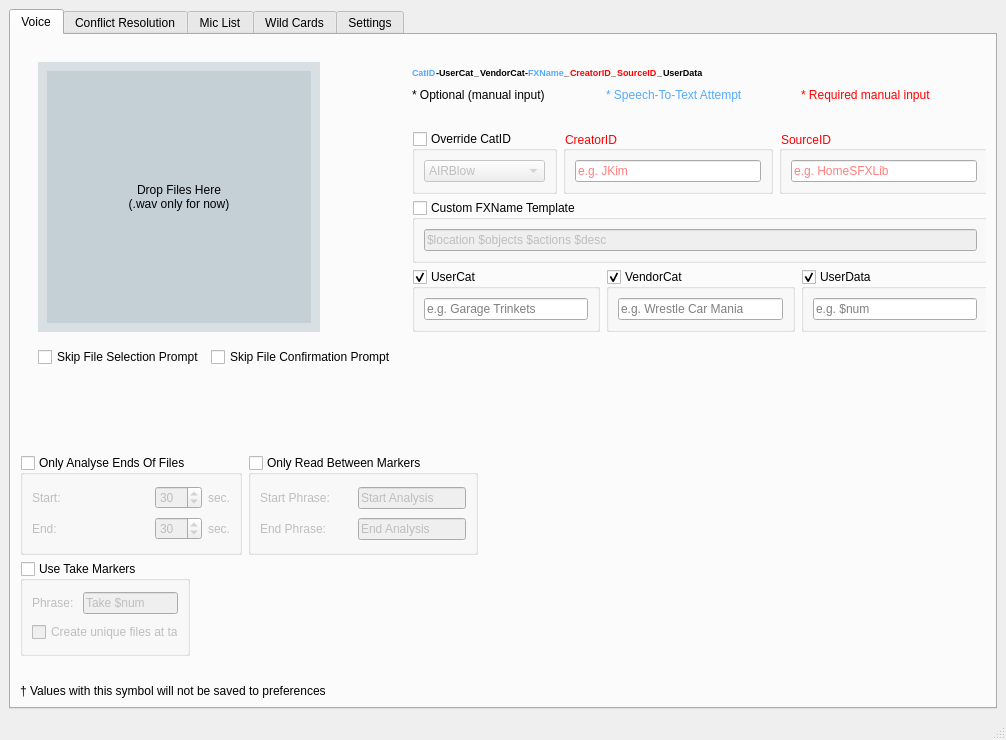
Old version of the form UCS Voice Naming Tool/src/ui/gui/MainWindow.ui in the repository SoundsLikeJonny/UCS-Voice-Naming-Tool.
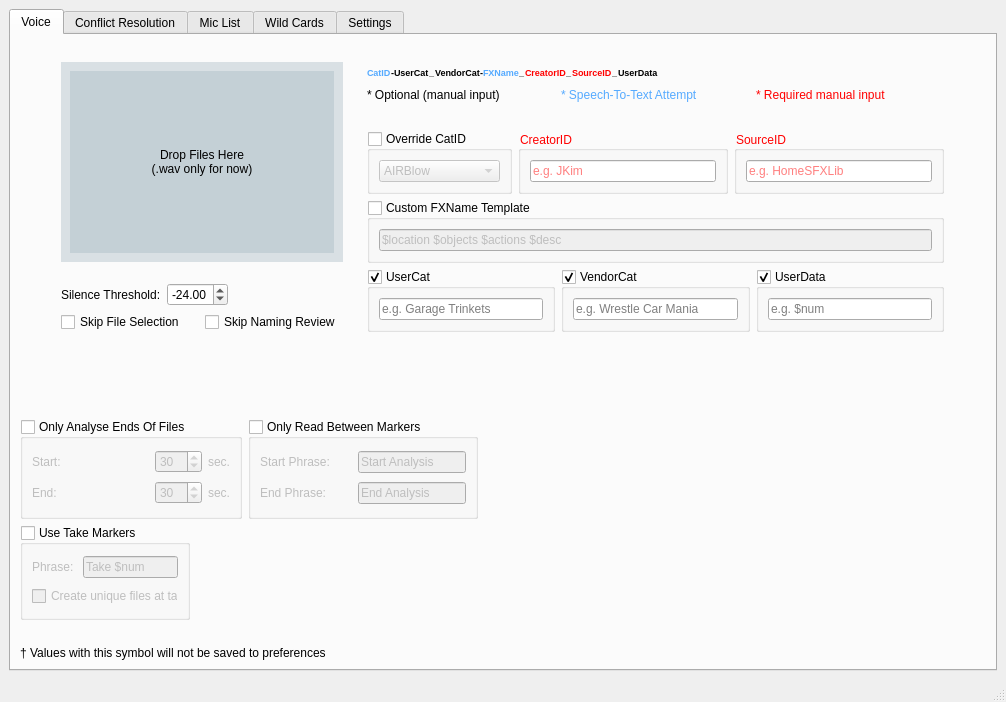
New version of the form.

```diff
--- a/UCS Voice Naming Tool/src/ui/gui/MainWindow.ui
+++ b/UCS Voice Naming Tool/src/ui/gui/MainWindow.ui
@@ -7,7 +7,7 @@
     <x>0</x>
     <y>0</y>
     <width>1006</width>
-    <height>740</height>
+    <height>702</height>
    </rect>
   </property>
   <property name="minimumSize">
@@ -438,43 +438,6 @@
         <item row="0" column="0">
          <widget class="QWidget" name="widget_2" native="true">
           <layout class="QGridLayout" name="gridLayout_5">
-           <item row="2" column="1">
-            <layout class="QHBoxLayout" name="horizontalLayout_4">
-             <property name="bottomMargin">
-              <number>0</number>
-             </property>
-             <item>
-              <spacer name="horizontalSpacer_2">
-               <property name="orientation">
-                <enum>Qt::Horizontal</enum>
-               </property>
-               <property name="sizeType">
-                <enum>QSizePolicy::Minimum</enum>
-               </property>
-               <property name="sizeHint" stdset="0">
-                <size>
-                 <width>9</width>
-                 <height>20</height>
-                </size>
-               </property>
-              </spacer>
-             </item>
-             <item>
-              <widget class="QCheckBox" name="checkBox">
-               <property name="text">
-                <string>Skip File Selection Prompt</string>
-               </property>
-              </widget>
-             </item>
-             <item>
-              <widget class="QCheckBox" name="checkBox_2">
-               <property name="text">
-                <string>Skip File Confirmation Prompt</string>
-               </property>
-              </widget>
-             </item>
-            </layout>
-           </item>
            <item row="1" column="1">
             <widget class="QWidget" name="widget" native="true">
              <property name="minimumSize">
@@ -490,8 +453,79 @@
               </size>
              </property>
              <layout class="QGridLayout" name="gridLayout_2">
+              <item row="2" column="1">
+               <layout class="QVBoxLayout" name="verticalLayout_9">
+                <property name="sizeConstraint">
+                 <enum>QLayout::SetNoConstraint</enum>
+                </property>
+                <item>
+                 <layout class="QHBoxLayout" name="horizontalLayout_10">
+                  <item>
+                   <widget class="QLabel" name="label_19">
+                    <property name="text">
+                     <string>Silence Threshold:</string>
+                    </property>
+                   </widget>
+                  </item>
+                  <item>
+                   <widget class="QDoubleSpinBox" name="doubleSpinBox">
+                    <property name="minimum">
+                     <double>-70.000000000000000</double>
+                    </property>
+                    <property name="maximum">
+                     <double>-10.000000000000000</double>
+                    </property>
+                    <property name="value">
+                     <double>-24.000000000000000</double>
+                    </property>
+                   </widget>
+                  </item>
+                  <item>
+                   <spacer name="horizontalSpacer_4">
+                    <property name="orientation">
+                     <enum>Qt::Horizontal</enum>
+                    </property>
+                    <property name="sizeHint" stdset="0">
+                     <size>
+                      <width>40</width>
+                      <height>20</height>
+                     </size>
+                    </property>
+                   </spacer>
+                  </item>
+                 </layout>
+                </item>
+                <item>
+                 <layout class="QHBoxLayout" name="horizontalLayout_15">
+                  <property name="topMargin">
+                   <number>0</number>
+                  </property>
+                  <item>
+                   <widget class="QCheckBox" name="checkBox">
+                    <property name="text">
+                     <string>Skip File Selection</string>
+                    </property>
+                   </widget>
+                  </item>
+                  <item>
+                   <widget class="QCheckBox" name="checkBox_2">
+                    <property name="text">
+                     <string>Skip Naming Review</string>
+                    </property>
+                   </widget>
+                  </item>
+                 </layout>
+                </item>
+               </layout>
+              </item>
               <item row="0" column="1">
                <widget class="QWidget" name="widget_DragDrop" native="true">
+                <property name="minimumSize">
+                 <size>
+                  <width>0</width>
+                  <height>200</height>
+                 </size>
+                </property>
                 <property name="palette">
                  <palette>
                   <active>
@@ -973,6 +1007,19 @@
                 </layout>
                </widget>
               </item>
+              <item row="1" column="1">
+               <spacer name="verticalSpacer_6">
+                <property name="orientation">
+                 <enum>Qt::Vertical</enum>
+                </property>
+                <property name="sizeHint" stdset="0">
+                 <size>
+                  <width>20</width>
+                  <height>40</height>
+                 </size>
+                </property>
+               </spacer>
+              </item>
              </layout>
             </widget>
            </item>
```
Left out of the diff: 30 changed lines with no effect on the pictures.
